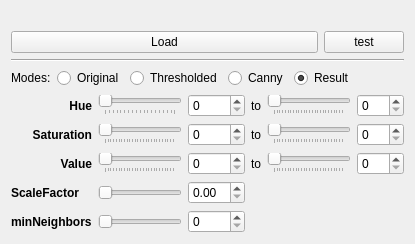
Above: Qt/mega_git_tests/Test_OpenCV/src/test_OpenCV_mainbox/src/ui/test_OpenCV_mainbox.ui from RinatB2017/mega_GIT before the change. Below: the same form after it.
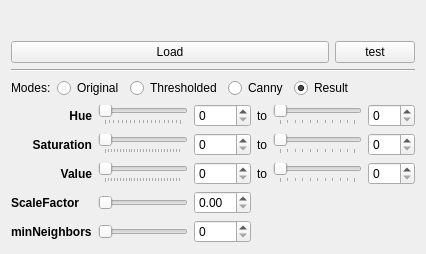
That is the form after the change.

The edit to the form file:
```diff
--- a/Qt/mega_git_tests/Test_OpenCV/src/test_OpenCV_mainbox/src/ui/test_OpenCV_mainbox.ui
+++ b/Qt/mega_git_tests/Test_OpenCV/src/test_OpenCV_mainbox/src/ui/test_OpenCV_mainbox.ui
@@ -2,6 +2,14 @@
 <ui version="4.0">
  <class>MainBox</class>
  <widget class="QWidget" name="MainBox">
+  <property name="geometry">
+   <rect>
+    <x>0</x>
+    <y>0</y>
+    <width>426</width>
+    <height>254</height>
+   </rect>
+  </property>
   <property name="windowTitle">
    <string>MainBox</string>
   </property>
@@ -127,7 +135,6 @@
       <widget class="QLabel" name="label">
        <property name="font">
         <font>
-         <weight>75</weight>
          <bold>true</bold>
         </font>
        </property>
@@ -160,7 +167,6 @@
       <widget class="QLabel" name="label_2">
        <property name="font">
         <font>
-         <weight>75</weight>
          <bold>true</bold>
         </font>
        </property>
@@ -174,9 +180,6 @@
      </item>
      <item row="2" column="4">
       <widget class="QSlider" name="sl_ValueTo">
-       <property name="maximum">
-        <number>255</number>
-       </property>
        <property name="orientation">
         <enum>Qt::Horizontal</enum>
        </property>
@@ -201,9 +204,6 @@
      </item>
      <item row="0" column="4">
       <widget class="QSlider" name="sl_HueTo">
-       <property name="maximum">
-        <number>255</number>
-       </property>
        <property name="orientation">
         <enum>Qt::Horizontal</enum>
        </property>
@@ -214,9 +214,6 @@
      </item>
      <item row="1" column="4">
       <widget class="QSlider" name="sl_SaturationTo">
-       <property name="maximum">
-        <number>255</number>
-       </property>
        <property name="orientation">
         <enum>Qt::Horizontal</enum>
        </property>
@@ -268,7 +265,6 @@
       <widget class="QLabel" name="label_3">
        <property name="font">
         <font>
-         <weight>75</weight>
          <bold>true</bold>
         </font>
        </property>
@@ -291,7 +287,6 @@
       <widget class="QLabel" name="label_6">
        <property name="font">
         <font>
-         <weight>75</weight>
          <bold>true</bold>
         </font>
        </property>
@@ -314,7 +309,6 @@
       <widget class="QLabel" name="label_8">
        <property name="font">
         <font>
-         <weight>75</weight>
          <bold>true</bold>
         </font>
        </property>
```
Left out of the diff: 4 changed lines with no effect on the pictures.
